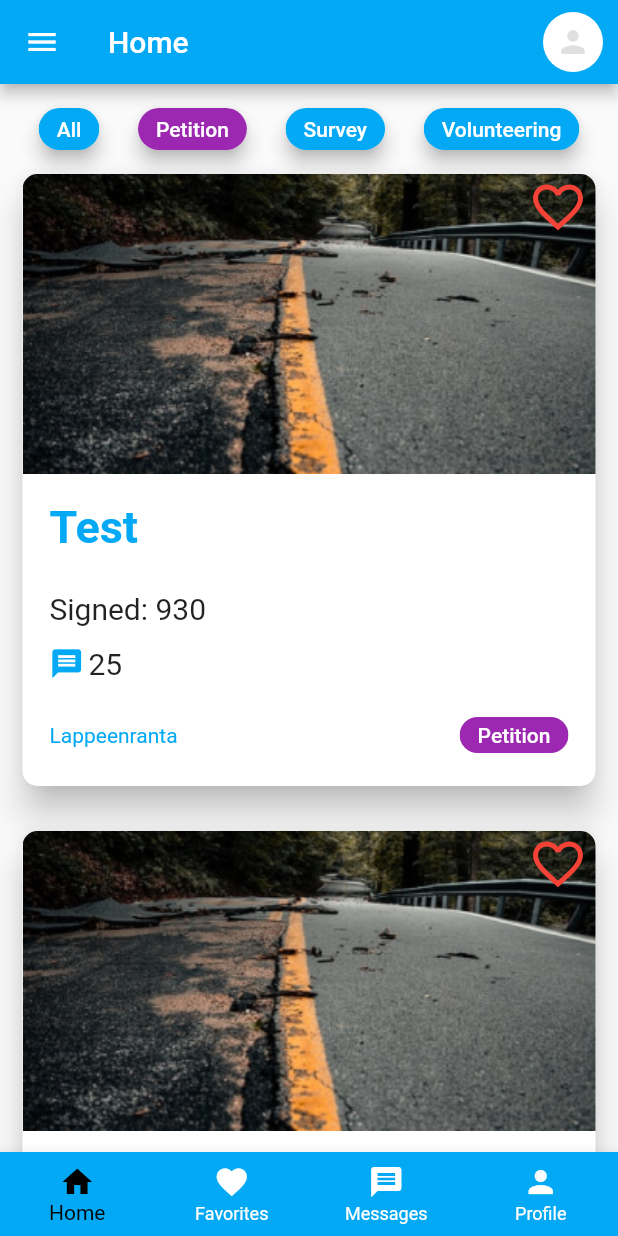
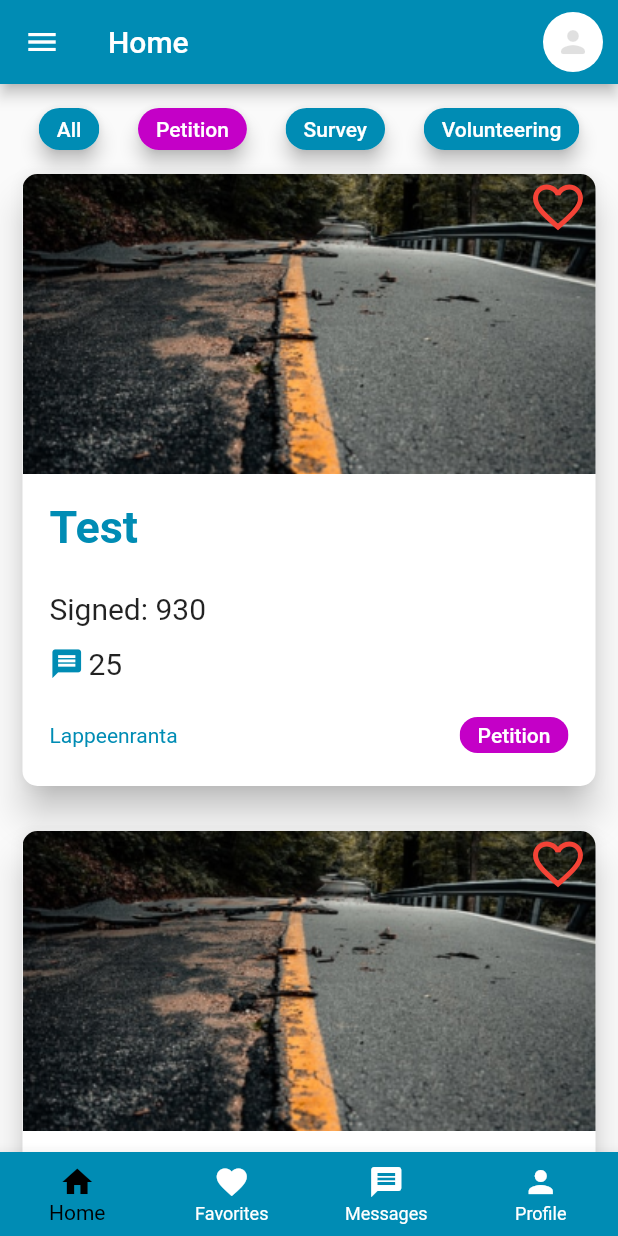
Before and after one commit to jaimeAlorg/Civic-Partitipation-Demo, a Flutter app: the screen it shows after launch, on a phone screen of 412 x 824 dp. Run offline on Flutter 3.47's test engine with Material 2 defaults, Android fonts, the phone set to English and light mode, and no system bars.

Commit message:
Applied custom color scheme

```diff
--- a/lib/home.dart
+++ b/lib/home.dart
@@ -1,4 +1,5 @@
 import 'package:flutter/material.dart';
+import 'package:my_app/theme.dart';
 
 class Home extends StatefulWidget {
   @override
@@ -48,7 +49,7 @@ class _HomeState extends State<Home> {
         ],
       ),
       bottomNavigationBar: BottomNavigationBar(
-        backgroundColor: Colors.lightBlue,
+        backgroundColor: defaultTheme.bottomAppBarColor,
         currentIndex: 0,
         selectedItemColor: Colors.black,
         unselectedItemColor: Colors.white,
@@ -73,25 +74,25 @@ class _HomeState extends State<Home> {
         children: [
           Chip(
             label: Text('All', style: TextStyle(color: Colors.white)),
-            backgroundColor: Colors.lightBlue,
+            backgroundColor: defaultTheme.primaryColor,
             elevation: 5,
             visualDensity: VisualDensity(horizontal: -2, vertical: -2),
           ),
           Chip(
             label: Text('Petition', style: TextStyle(color: Colors.white)),
-            backgroundColor: Colors.purple,
+            backgroundColor: defaultTheme.accentColor,
             elevation: 5,
             visualDensity: VisualDensity(horizontal: -2, vertical: -2),
           ),
           Chip(
             label: Text('Survey', style: TextStyle(color: Colors.white)),
-            backgroundColor: Colors.lightBlue,
+            backgroundColor: defaultTheme.primaryColor,
             elevation: 5,
             visualDensity: VisualDensity(horizontal: -2, vertical: -2),
           ),
           Chip(
             label: Text('Volunteering', style: TextStyle(color: Colors.white)),
-            backgroundColor: Colors.lightBlue,
+            backgroundColor: defaultTheme.primaryColor,
             elevation: 5,
             visualDensity: VisualDensity(horizontal: -2, vertical: -2),
           ),
@@ -145,7 +146,7 @@ class _HomeState extends State<Home> {
                     "Test",
                     style: TextStyle(
                         fontSize: 30,
-                        color: Colors.lightBlue,
+                        color: defaultTheme.primaryColor,
                         fontWeight: FontWeight.bold),
                   ),
                   SizedBox(height: 25),
@@ -161,7 +162,7 @@ class _HomeState extends State<Home> {
                     children: [
                       Icon(
                         Icons.message,
-                        color: Colors.lightBlue,
+                        color: defaultTheme.primaryColor,
                         size: 23,
                       ),
                       SizedBox(width: 3),
@@ -177,13 +178,13 @@ class _HomeState extends State<Home> {
                     children: [
                       Text("Lappeenranta",
                           style:
-                              TextStyle(color: Colors.lightBlue, fontSize: 14)),
+                              TextStyle(color: defaultTheme.primaryColor, fontSize: 14)),
                       Spacer(),
                       Chip(
                         label: Text('Petition',
                             style:
                                 TextStyle(color: Colors.white, fontSize: 14)),
-                        backgroundColor: Colors.purple,
+                        backgroundColor: defaultTheme.accentColor,
                         visualDensity:
                             VisualDensity(horizontal: -4, vertical: -4),
                       ),
--- a/lib/main.dart
+++ b/lib/main.dart
@@ -1,5 +1,6 @@
 import 'package:flutter/material.dart';
 import 'home.dart';
+import 'theme.dart';
 
 void main() {
   runApp(MyApp());
@@ -10,9 +11,7 @@ class MyApp extends StatelessWidget {
   Widget build(BuildContext context) {
     return MaterialApp(
       title: 'Civic Partitipation',
-      theme: ThemeData(
-        primarySwatch: Colors.lightBlue,
-      ),
+      theme: defaultTheme,
       home: Home(),
     );
   }
--- /dev/null
+++ b/lib/theme.dart
@@ -0,0 +1,44 @@
+import 'dart:ui';
+import 'package:flutter/material.dart';
+
+Map<int, Color> color =
+{
+  50: Color.fromRGBO(0,61,89, .1),
+  100: Color.fromRGBO(0,61,89, .2),
+  200: Color.fromRGBO(0,61,89, .3),
+  300: Color.fromRGBO(0,61,89, .4),
+  400: Color.fromRGBO(0,61,89, .5),
+  500: Color.fromRGBO(0,61,89, .6),
+  600: Color.fromRGBO(0,61,89, .7),
+  700: Color.fromRGBO(0,61,89, .8),
+  800: Color.fromRGBO(0,61,89, .9),
+  900: Color.fromRGBO(0,61,89, 1),
+};
+
+Map<int, Color> secondaryColor =
+{
+  50: Color.fromRGBO(196,0,199, .1),
+  100: Color.fromRGBO(196,0,199, .2),
+  200: Color.fromRGBO(196,0,199, .3),
+  300: Color.fromRGBO(196,0,199, .4),
+  400: Color.fromRGBO(196,0,199, .5),
+  500: Color.fromRGBO(196,0,199, .6),
+  600: Color.fromRGBO(196,0,199, .7),
+  700: Color.fromRGBO(196,0,199, .8),
+  800: Color.fromRGBO(196,0,199, .9),
+  900: Color.fromRGBO(196,0,199, 1),
+};
+
+MaterialColor colorCustom = MaterialColor(0xFF008CB4, color);
+MaterialColor secondaryCustom = MaterialColor(0xFFC400C7, color);
+
+final ThemeData defaultTheme = _buildDefaultTheme();
+
+ThemeData _buildDefaultTheme() {
+  return ThemeData(
+      primarySwatch: colorCustom,
+      primaryColor: colorCustom,
+      accentColor: secondaryCustom,
+      bottomAppBarColor: colorCustom,
+  );
+}
```
